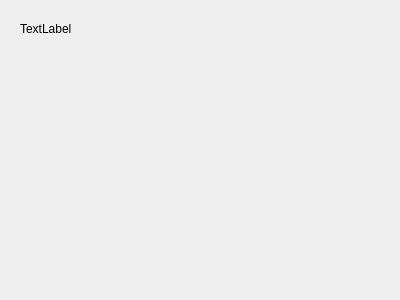
Qt form controls/widgetbitmapeditor.ui (riuson/lcd-image-converter) before a commit.
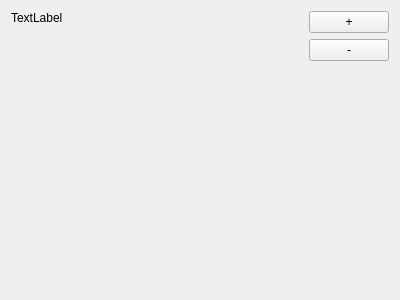
The same form after that commit.

Diff of the .ui file:
```diff
--- a/controls/widgetbitmapeditor.ui
+++ b/controls/widgetbitmapeditor.ui
@@ -13,19 +13,58 @@
   <property name="windowTitle">
    <string>Form</string>
   </property>
-  <widget class="QLabel" name="label">
-   <property name="geometry">
-    <rect>
-     <x>20</x>
-     <y>20</y>
-     <width>67</width>
-     <height>17</height>
-    </rect>
-   </property>
-   <property name="text">
-    <string>TextLabel</string>
-   </property>
-  </widget>
+  <layout class="QHBoxLayout" name="horizontalLayout">
+   <item>
+    <widget class="QLabel" name="label">
+     <property name="sizePolicy">
+      <sizepolicy hsizetype="Expanding" vsizetype="Preferred">
+       <horstretch>0</horstretch>
+       <verstretch>0</verstretch>
+      </sizepolicy>
+     </property>
+     <property name="text">
+      <string>TextLabel</string>
+     </property>
+     <property name="alignment">
+      <set>Qt::AlignLeading|Qt::AlignLeft|Qt::AlignTop</set>
+     </property>
+    </widget>
+   </item>
+   <item>
+    <layout class="QVBoxLayout" name="verticalLayout">
+     <property name="sizeConstraint">
+      <enum>QLayout::SetFixedSize</enum>
+     </property>
+     <item>
+      <widget class="QPushButton" name="pushButtonPlus">
+       <property name="text">
+        <string>+</string>
+       </property>
+      </widget>
+     </item>
+     <item>
+      <widget class="QPushButton" name="pushButtonMinus">
+       <property name="text">
+        <string>-</string>
+       </property>
+      </widget>
+     </item>
+     <item>
+      <spacer name="verticalSpacer">
+       <property name="orientation">
+        <enum>Qt::Vertical</enum>
+       </property>
+       <property name="sizeHint" stdset="0">
+        <size>
+         <width>20</width>
+         <height>40</height>
+        </size>
+       </property>
+      </spacer>
+     </item>
+    </layout>
+   </item>
+  </layout>
  </widget>
  <resources/>
  <connections/>
```
